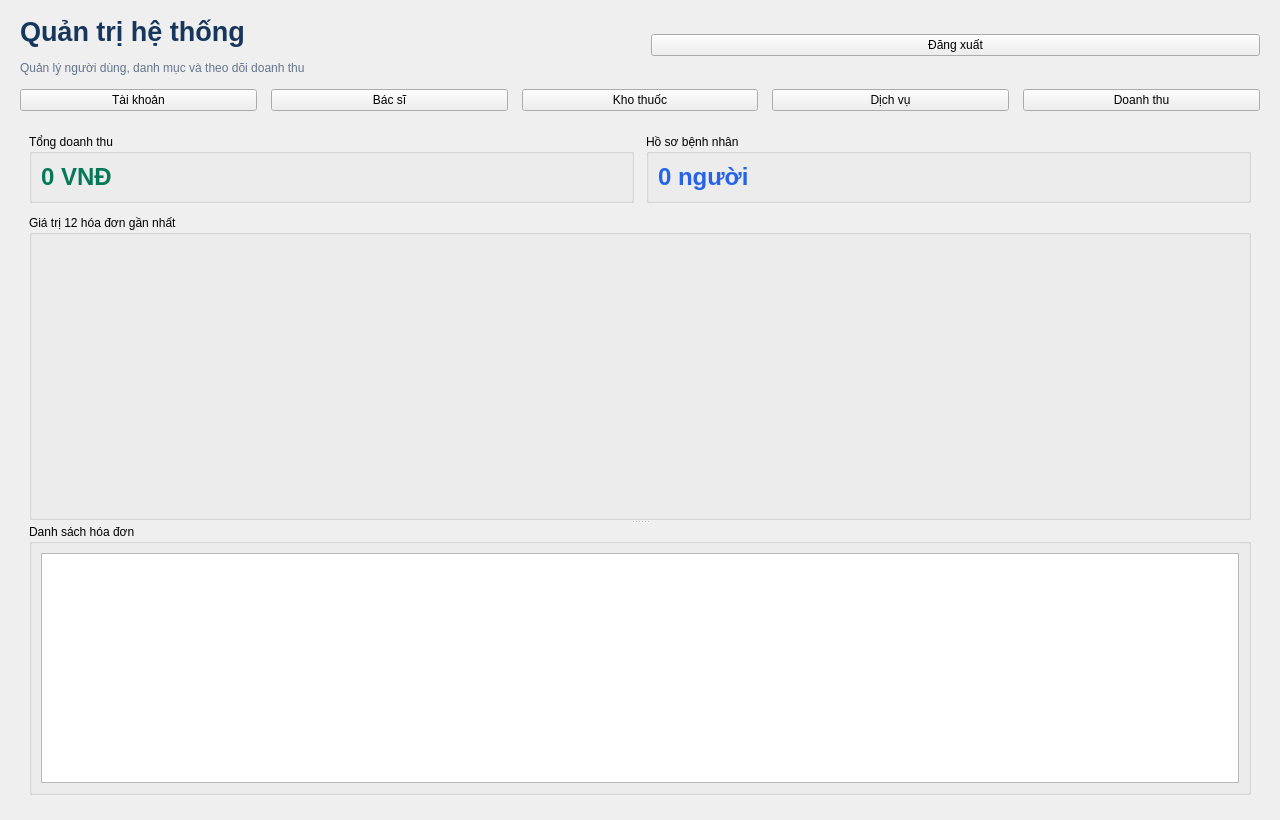
This is src/ui/AdminMenu.ui in prestonwanttorevenge/PBL2 as Qt 5 draws it before an edit. The edited form follows.
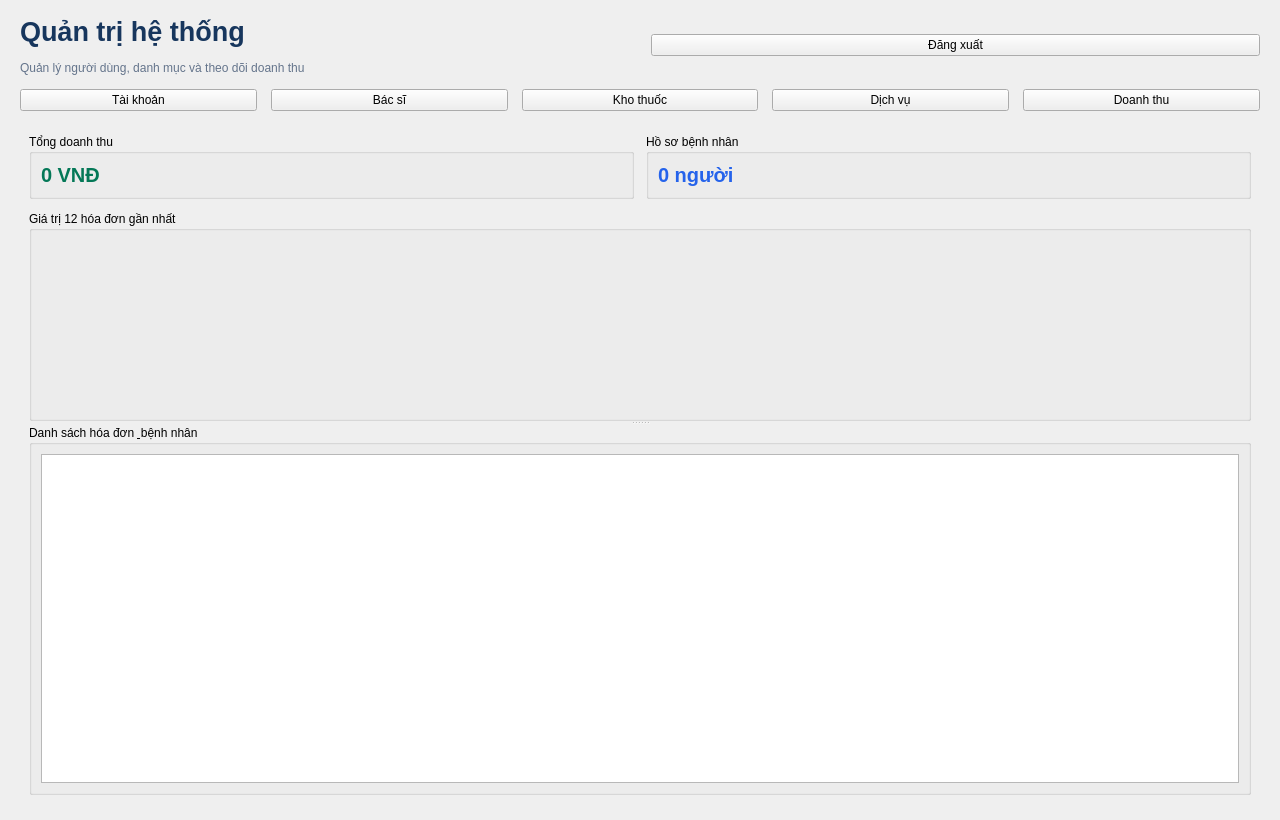
This is the edited form. The open tabs and pages were chosen to show the change.

```diff
--- a/src/ui/AdminMenu.ui
+++ b/src/ui/AdminMenu.ui
@@ -131,23 +131,24 @@
         <property name="spacing"><number>12</number></property>
         <item>
          <layout class="QHBoxLayout" name="horizontalLayoutRevStats">
-          <item><widget class="QGroupBox" name="groupRevenueTotal"><property name="minimumHeight"><number>82</number></property><property name="title"><string>Tổng doanh thu</string></property><layout class="QVBoxLayout" name="layoutRevenueTotal"><item><widget class="QLabel" name="lblTotalRevenue"><property name="text"><string>0 VNĐ</string></property><property name="styleSheet"><string>font-size: 18pt; font-weight: 700; color: #047857;</string></property></widget></item></layout></widget></item>
-          <item><widget class="QGroupBox" name="groupPatientCount"><property name="minimumHeight"><number>82</number></property><property name="title"><string>Hồ sơ bệnh nhân</string></property><layout class="QVBoxLayout" name="layoutPatientCount"><item><widget class="QLabel" name="lblTotalPatients"><property name="text"><string>0 người</string></property><property name="styleSheet"><string>font-size: 18pt; font-weight: 700; color: #2563eb;</string></property></widget></item></layout></widget></item>
+          <item><widget class="QGroupBox" name="groupRevenueTotal"><property name="minimumHeight"><number>64</number></property><property name="maximumSize"><size><width>16777215</width><height>76</height></size></property><property name="title"><string>Tổng doanh thu</string></property><layout class="QVBoxLayout" name="layoutRevenueTotal"><item><widget class="QLabel" name="lblTotalRevenue"><property name="text"><string>0 VNĐ</string></property><property name="styleSheet"><string>font-size: 15pt; font-weight: 700; color: #047857;</string></property></widget></item></layout></widget></item>
+          <item><widget class="QGroupBox" name="groupPatientCount"><property name="minimumHeight"><number>64</number></property><property name="maximumSize"><size><width>16777215</width><height>76</height></size></property><property name="title"><string>Hồ sơ bệnh nhân</string></property><layout class="QVBoxLayout" name="layoutPatientCount"><item><widget class="QLabel" name="lblTotalPatients"><property name="text"><string>0 người</string></property><property name="styleSheet"><string>font-size: 15pt; font-weight: 700; color: #2563eb;</string></property></widget></item></layout></widget></item>
          </layout>
         </item>
         <item>
          <widget class="QSplitter" name="revenueSplitter">
           <property name="orientation"><enum>Qt::Vertical</enum></property>
           <widget class="QGroupBox" name="groupRevenueChart">
-           <property name="minimumSize"><size><width>0</width><height>280</height></size></property>
+           <property name="minimumSize"><size><width>0</width><height>145</height></size></property>
+           <property name="maximumSize"><size><width>16777215</width><height>210</height></size></property>
            <property name="title"><string>Giá trị 12 hóa đơn gần nhất</string></property>
            <layout class="QVBoxLayout" name="layoutRevenueChart">
-            <item><widget class="QWidget" name="revenueChartHost" native="true"><property name="minimumSize"><size><width>0</width><height>235</height></size></property></widget></item>
+            <item><widget class="QWidget" name="revenueChartHost" native="true"><property name="minimumSize"><size><width>0</width><height>110</height></size></property></widget></item>
            </layout>
           </widget>
           <widget class="QGroupBox" name="groupInvoiceList">
-           <property name="minimumSize"><size><width>0</width><height>250</height></size></property>
-           <property name="title"><string>Danh sách hóa đơn</string></property>
+           <property name="minimumSize"><size><width>0</width><height>260</height></size></property>
+           <property name="title"><string>Danh sách hóa đơn &amp; bệnh nhân</string></property>
            <layout class="QVBoxLayout" name="layoutInvoiceList">
             <item><widget class="QTableWidget" name="tableRevenue"><property name="minimumSize"><size><width>0</width><height>205</height></size></property><property name="alternatingRowColors"><bool>true</bool></property><property name="selectionBehavior"><enum>QAbstractItemView::SelectRows</enum></property><property name="editTriggers"><set>QAbstractItemView::NoEditTriggers</set></property></widget></item>
            </layout>
```
Left out of the diff: 2 changed lines with no effect on the pictures.
